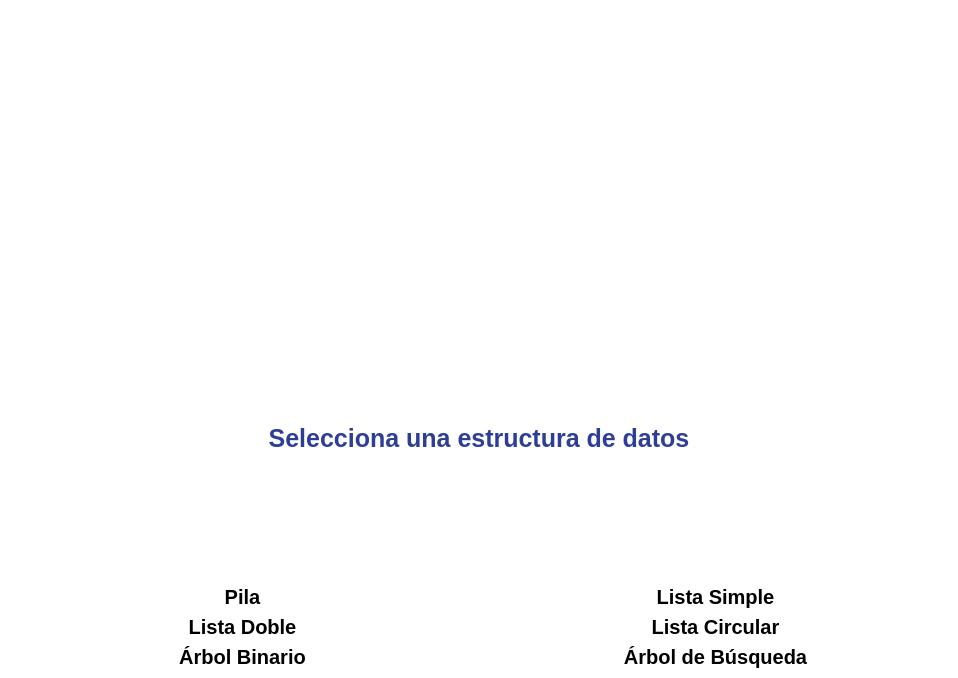
Old version of the form mainwindow.ui in the repository derekCmorales/Data-Structures-Visualizer.
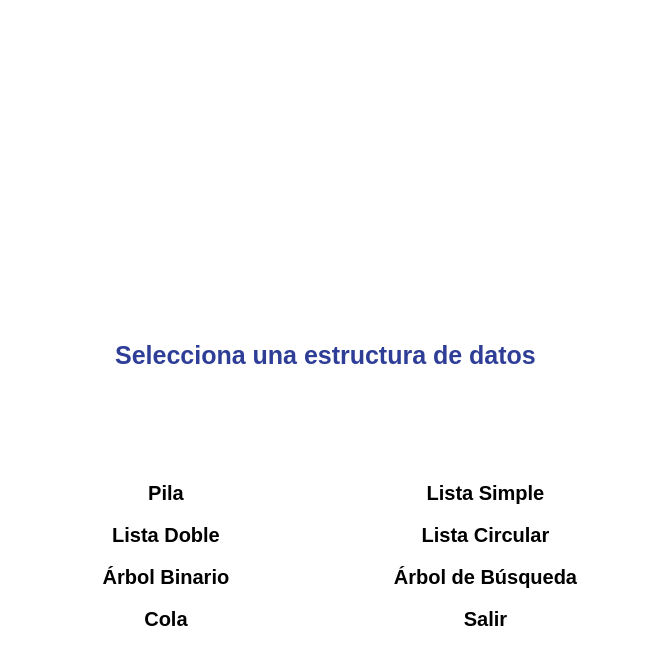
New version of the form. Icons and pictures are not drawn.

```diff
--- a/mainwindow.ui
+++ b/mainwindow.ui
@@ -6,8 +6,8 @@
    <rect>
     <x>0</x>
     <y>0</y>
-    <width>958</width>
-    <height>678</height>
+    <width>651</width>
+    <height>646</height>
    </rect>
   </property>
   <property name="palette">
@@ -486,8 +486,11 @@
    <string notr="true">background-color: white;</string>
   </property>
   <widget class="QWidget" name="centralwidget">
-   <layout class="QVBoxLayout" name="mainLayout">
-    <item>
+   <property name="styleSheet">
+    <string notr="true"/>
+   </property>
+   <layout class="QGridLayout" name="gridLayout">
+    <item row="0" column="0">
      <widget class="QLabel" name="labelLogo">
       <property name="pixmap">
        <pixmap>resources/logo.png</pixmap>
@@ -497,7 +500,7 @@
       </property>
      </widget>
     </item>
-    <item>
+    <item row="1" column="0">
      <widget class="QLabel" name="labelTitulo">
       <property name="styleSheet">
        <string notr="true">font-size: 25px; font-weight: bold; color: #2e3e97</string>
@@ -510,31 +513,8 @@
       </property>
      </widget>
     </item>
-    <item>
+    <item row="2" column="0">
      <layout class="QGridLayout" name="gridLayoutBotones">
-      <item row="0" column="1">
-       <widget class="QPushButton" name="btnListaSimple">
-        <property name="styleSheet">
-         <string notr="true">QPushButton {
-    border: none;
-    background-image: url(/Users/derekmorales/DEREK-PROJECTS/DSV/DataVisualizer/resources/button_default.png);
-    background-color: transparent;
-	font-weight: bold;
-	font-size: 20px
-}
-QPushButton:hover {
-    background-image: url(/Users/derekmorales/DEREK-PROJECTS/DSV/DataVisualizer/resources/button_hover.png);
-}
-QPushButton:pressed {
-    background-image: url(/Users/derekmorales/DEREK-PROJECTS/DSV/DataVisualizer/resources/button_default.png);
-}
-</string>
-        </property>
-        <property name="text">
-         <string>Lista Simple</string>
-        </property>
-       </widget>
-      </item>
       <item row="2" column="0">
        <widget class="QPushButton" name="btnArbolBinario">
         <property name="styleSheet">
@@ -543,7 +523,8 @@
     background-image: url(/Users/derekmorales/DEREK-PROJECTS/DSV/DataVisualizer/resources/button_default.png);
     background-color: transparent;
 	font-weight: bold;
-	font-size: 20px
+	font-size: 20px;
+	 border-radius: 3px; padding: 3px; margin: 3px;
 }
 QPushButton:hover {
     background-image: url(/Users/derekmorales/DEREK-PROJECTS/DSV/DataVisualizer/resources/button_hover.png);
@@ -558,7 +539,7 @@
         </property>
        </widget>
       </item>
-      <item row="1" column="1">
+      <item row="1" column="2">
        <widget class="QPushButton" name="btnListaCircular">
         <property name="styleSheet">
          <string notr="true">QPushButton {
@@ -566,7 +547,8 @@
     background-image: url(/Users/derekmorales/DEREK-PROJECTS/DSV/DataVisualizer/resources/button_default.png);
     background-color: transparent;
 	font-weight: bold;
-	font-size: 20px
+	font-size: 20px;
+	 border-radius: 3px; padding: 3px; margin: 3px;
 }
 QPushButton:hover {
     background-image: url(/Users/derekmorales/DEREK-PROJECTS/DSV/DataVisualizer/resources/button_hover.png);
@@ -581,6 +563,54 @@
         </property>
        </widget>
       </item>
+      <item row="1" column="0">
+       <widget class="QPushButton" name="btnListaDoble">
+        <property name="styleSheet">
+         <string notr="true">QPushButton {
+    border: none;
+    background-image: url(/Users/derekmorales/DEREK-PROJECTS/DSV/DataVisualizer/resources/button_default.png);
+    background-color: transparent;
+	font-weight: bold;
+	font-size: 20px;
+	 border-radius: 3px; padding: 3px; margin: 3px;
+}
+QPushButton:hover {
+    background-image: url(/Users/derekmorales/DEREK-PROJECTS/DSV/DataVisualizer/resources/button_hover.png);
+}
+QPushButton:pressed {
+    background-image: url(/Users/derekmorales/DEREK-PROJECTS/DSV/DataVisualizer/resources/button_default.png);
+}
+</string>
+        </property>
+        <property name="text">
+         <string>Lista Doble</string>
+        </property>
+       </widget>
+      </item>
+      <item row="0" column="2">
+       <widget class="QPushButton" name="btnListaSimple">
+        <property name="styleSheet">
+         <string notr="true">QPushButton {
+    border: none;
+    background-image: url(/Users/derekmorales/DEREK-PROJECTS/DSV/DataVisualizer/resources/button_default.png);
+    background-color: transparent;
+	font-weight: bold;
+	font-size: 20px;
+	 border-radius: 3px; padding: 3px; margin: 3px;
+}
+QPushButton:hover {
+    background-image: url(/Users/derekmorales/DEREK-PROJECTS/DSV/DataVisualizer/resources/button_hover.png);
+}
+QPushButton:pressed {
+    background-image: url(/Users/derekmorales/DEREK-PROJECTS/DSV/DataVisualizer/resources/button_default.png);
+}
+</string>
+        </property>
+        <property name="text">
+         <string>Lista Simple</string>
+        </property>
+       </widget>
+      </item>
       <item row="0" column="0">
        <widget class="QPushButton" name="btnPila">
         <property name="styleSheet">
@@ -589,7 +619,8 @@
     background-image: url(/Users/derekmorales/DEREK-PROJECTS/DSV/DataVisualizer/resources/button_default.png);
     background-color: transparent;
 	font-weight: bold;
-	font-size: 20px
+	font-size: 20px;
+	 border-radius: 3px; padding: 3px; margin: 3px;
 }
 QPushButton:hover {
     background-image: url(/Users/derekmorales/DEREK-PROJECTS/DSV/DataVisualizer/resources/button_hover.png);
@@ -597,8 +628,6 @@
 QPushButton:pressed {
     background-image: url(/Users/derekmorales/DEREK-PROJECTS/DSV/DataVisualizer/resources/button_default.png);
 }
-
-
 </string>
         </property>
         <property name="text">
@@ -606,7 +635,7 @@
         </property>
        </widget>
       </item>
-      <item row="2" column="1">
+      <item row="2" column="2">
        <widget class="QPushButton" name="btnArbolBusqueda">
         <property name="styleSheet">
          <string notr="true">QPushButton {
@@ -614,7 +643,8 @@
     background-image: url(/Users/derekmorales/DEREK-PROJECTS/DSV/DataVisualizer/resources/button_default.png);
     background-color: transparent;
 	font-weight: bold;
-	font-size: 20px
+	font-size: 20px;
+	 border-radius: 3px; padding: 3px; margin: 3px;
 }
 QPushButton:hover {
     background-image: url(/Users/derekmorales/DEREK-PROJECTS/DSV/DataVisualizer/resources/button_hover.png);
@@ -629,15 +659,41 @@
         </property>
        </widget>
       </item>
-      <item row="1" column="0">
-       <widget class="QPushButton" name="btnListaDoble">
+      <item row="3" column="2">
+       <widget class="QPushButton" name="btnSalir">
         <property name="styleSheet">
          <string notr="true">QPushButton {
     border: none;
+    background-image: url(/Users/derekmorales/DEREK-PROJECTS/DSV/DataVisualizer/resources/button_hover.png);
+
+    background-color: transparent;
+	font-weight: bold;
+	font-size: 20px;
+	 border-radius: 3px; padding: 3px; margin: 3px;
+}
+QPushButton:hover {
     background-image: url(/Users/derekmorales/DEREK-PROJECTS/DSV/DataVisualizer/resources/button_default.png);
+}
+QPushButton:pressed {
+    background-image: url(/Users/derekmorales/DEREK-PROJECTS/DSV/DataVisualizer/resources/button_hover.png);
+}
+</string>
+        </property>
+        <property name="text">
+         <string>Salir</string>
+        </property>
+       </widget>
+      </item>
+      <item row="3" column="0">
+       <widget class="QPushButton" name="btnCola">
+        <property name="styleSheet">
+         <string notr="true">QPushButton {
+    border: none;
+    background-image: url(/Users/derekmorales/DEREK-PROJECTS/DSV/DataVisualizer/resources/button_default.png);
     background-color: transparent;
 	font-weight: bold;
-	font-size: 20px
+	font-size: 20px;
+	 border-radius: 3px; padding: 3px; margin: 3px;
 }
 QPushButton:hover {
     background-image: url(/Users/derekmorales/DEREK-PROJECTS/DSV/DataVisualizer/resources/button_hover.png);
@@ -648,7 +704,7 @@
 </string>
         </property>
         <property name="text">
-         <string>Lista Doble</string>
+         <string>Cola</string>
         </property>
        </widget>
       </item>
```
